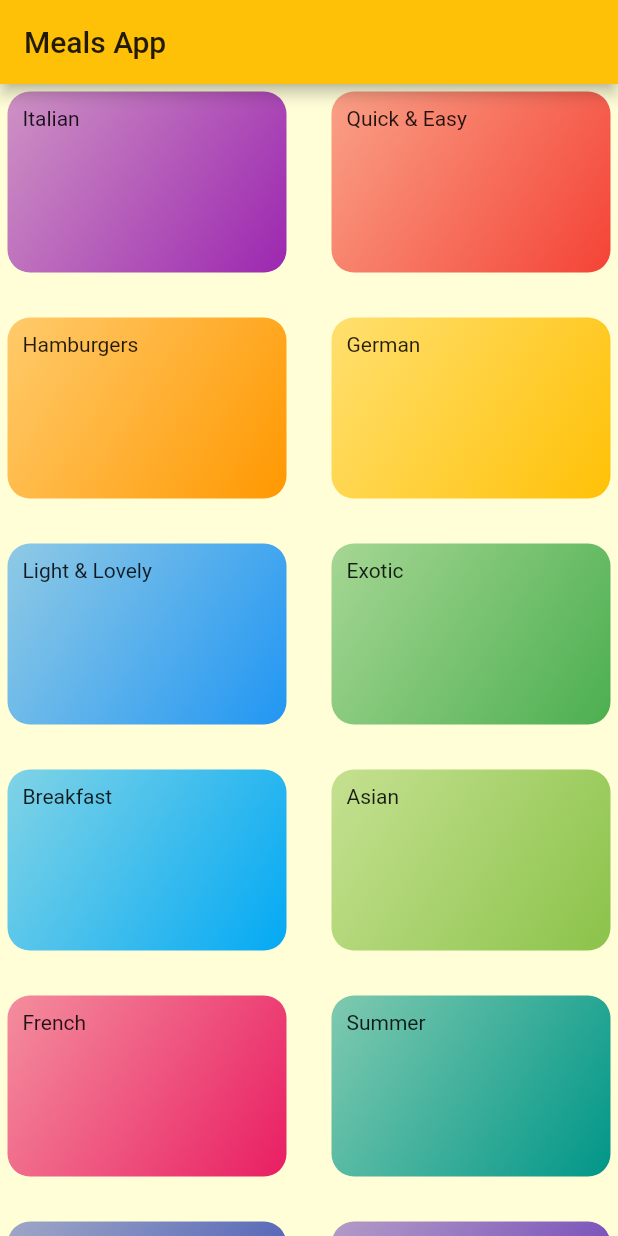
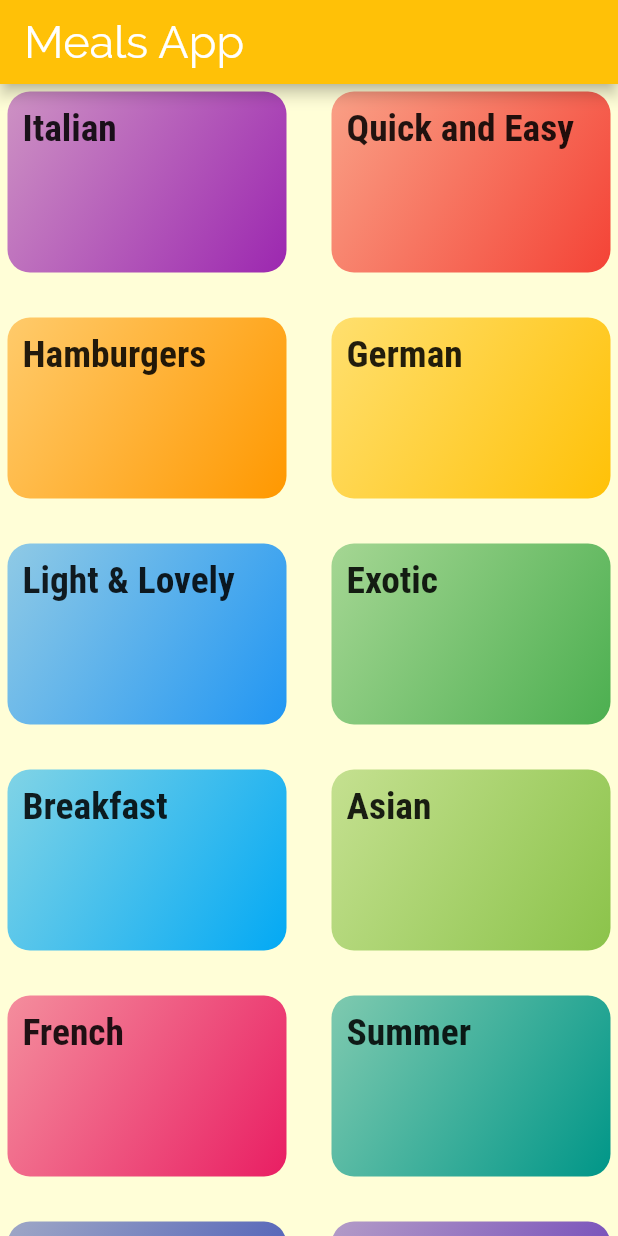
Before and after one commit to aasishbista/MealsApp, a Flutter app: the screen it shows after launch, on a phone screen of 412 x 824 dp. Run offline on Flutter 3.47's test engine with Material 2 defaults, Android fonts, the phone set to English and light mode, and no system bars.

```diff
--- a/lib/dummy_data.dart
+++ b/lib/dummy_data.dart
@@ -9,7 +9,7 @@ const categoryDummyData = const [
   ),
   Category(
     id: 'c2',
-    title: 'Quick & Easy',
+    title: 'Quick and Easy',
     bgcolor: Colors.red,
   ),
   Category(
--- a/lib/main.dart
+++ b/lib/main.dart
@@ -12,10 +12,19 @@ class MyApp extends StatelessWidget {
     return MaterialApp(
       title: 'Flutter Demo',
       theme: ThemeData(
-        primarySwatch: Colors.amber,
-        accentColor: Colors.pink,
-        canvasColor: Color.fromRGBO(255, 254, 215, 1),
-      ),
+          primarySwatch: Colors.amber,
+          accentColor: Colors.pink,
+          fontFamily: 'Raleway',
+          canvasColor: Color.fromRGBO(255, 254, 215, 1),
+          appBarTheme: AppBarTheme(
+            textTheme: ThemeData.light().textTheme.copyWith(
+                headline6: TextStyle(fontFamily: 'Raleway', fontSize: 30)),
+          ),
+          textTheme: ThemeData.light().textTheme.copyWith(
+              headline6: TextStyle(
+                  fontFamily: 'RobotoCondensed',
+                  fontSize: 25,
+                  fontWeight: FontWeight.bold))),
       home: CategoriesScreen(),
     );
   }
--- a/lib/singlecategory_item.dart
+++ b/lib/singlecategory_item.dart
@@ -1,4 +1,5 @@
 import 'package:flutter/material.dart';
+import 'catogery_meals_recipe_screen.dart';
 
 class SingleCategoryItem extends StatelessWidget {
   final String title;
@@ -6,10 +7,25 @@ class SingleCategoryItem extends StatelessWidget {
 
   SingleCategoryItem({this.title, this.color});
 
+  void showMealsRecipeScreen(BuildContext ctx) {
+    Navigator.of(ctx).push(MaterialPageRoute(builder: (_) {
+      return MealsRecipeSccreen();
+    }));
+  }
+
   @override
   Widget build(BuildContext context) {
-    return Container(
-      child: Text(title),
+    return InkWell(
+      onTap: () {
+        showMealsRecipeScreen(context);
+      },
+      splashColor: Theme.of(context).primaryColor,
+      borderRadius: BorderRadius.circular(15),
+      child: Container(
+        child: Text(
+          title,
+          style: Theme.of(context).textTheme.headline6,
+        ),
         margin: const EdgeInsets.all(5),
         padding: const EdgeInsets.all(10),
         decoration: BoxDecoration(
@@ -24,6 +40,7 @@ class SingleCategoryItem extends StatelessWidget {
             end: Alignment.bottomRight,
           ),
         ),
+      ),
     );
   }
 }
```
Also changed, not shown: lib/catogery_meals_recipe_screen.dart (added, +17 -0 lines), pubspec.yaml (+17 -11 lines), assets/fonts/Raleway-Black.ttf (added), assets/fonts/Raleway-Bold.ttf (added), assets/fonts/Raleway-Regular.ttf (added), assets/fonts/RobotoCondensed-Bold.ttf (added), assets/fonts/RobotoCondensed-Italic.ttf (added), assets/fonts/RobotoCondensed-Light.ttf (added), assets/fonts/RobotoCondensed-Regular.ttf (added). Lines whose indentation alone changed are shown as unchanged.
